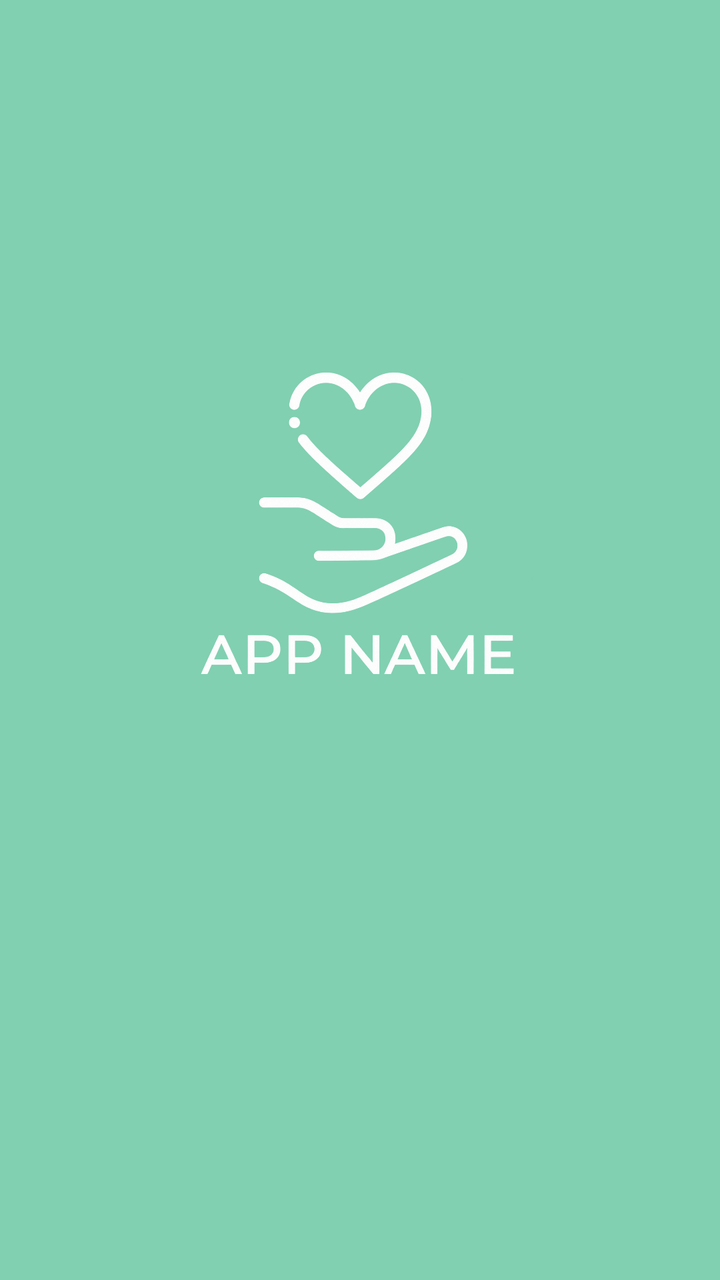
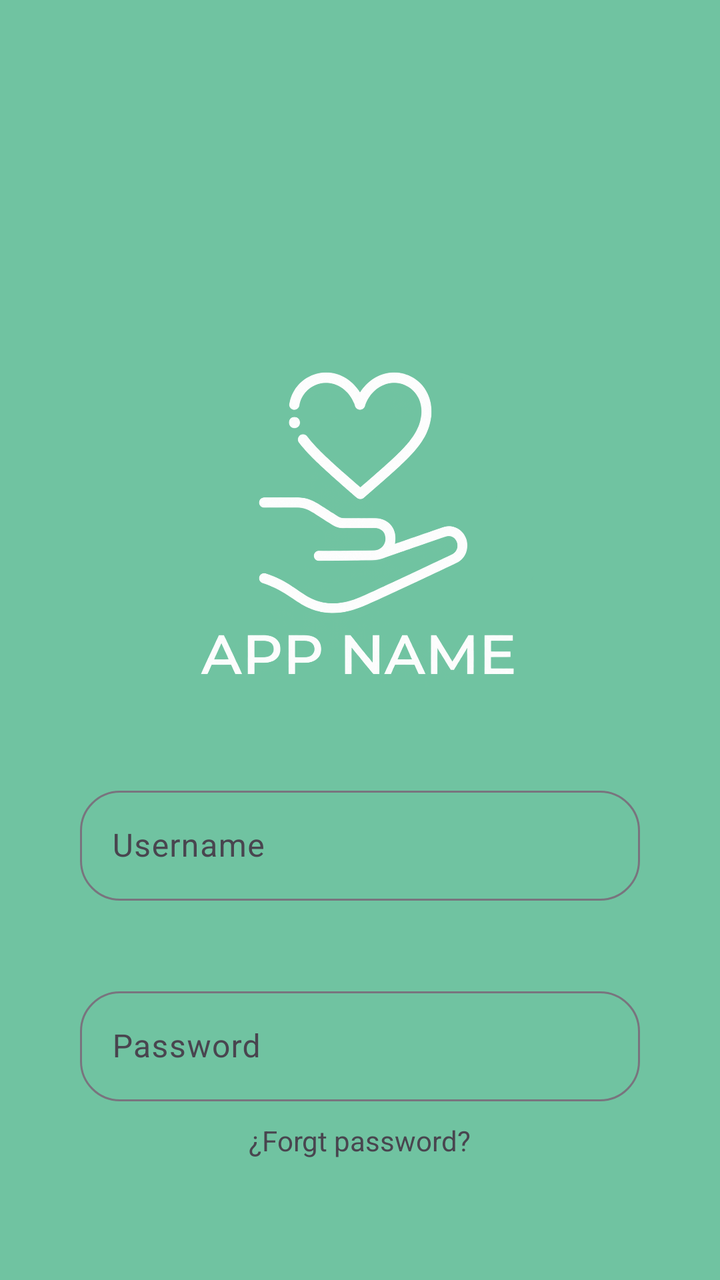

Screens rendered from an Android XML layout before and after an edit, with the pre-edit source and the edit as a unified diff.
<!-- AndroidManifest.xml: application theme Theme.MyApp -->
<!-- res/layout/activity_main.xml -->
<?xml version="1.0" encoding="utf-8"?>
<LinearLayout xmlns:android="http://schemas.android.com/apk/res/android"
    xmlns:app="http://schemas.android.com/apk/res-auto"
    xmlns:tools="http://schemas.android.com/tools"
    android:id="@+id/main"
    android:layout_width="match_parent"
    android:layout_height="match_parent"
    android:orientation="vertical"
    android:background="#80D0B1">



    <ImageView
        android:layout_width="200dp"
        android:layout_height="200dp"
        android:src="@drawable/img"
        android:layout_marginTop="150dp"
        android:layout_gravity="center"

        />





</LinearLayout>
<!-- resources referenced by this layout -->
<resources>
  <!-- drawable img: png bitmap (drawable, 307667 bytes) -->
  <style name="Theme.MyApp" parent="Base.Theme.MyApp" />
  <style name="Base.Theme.MyApp" parent="Theme.Material3.DayNight.NoActionBar">
          
          
      </style>
</resources>

<!-- the commit's change to res/layout/activity_main.xml (unified diff, before → after) -->
@@ -6,7 +6,7 @@
     android:layout_width="match_parent"
     android:layout_height="match_parent"
     android:orientation="vertical"
-    android:background="#80D0B1">
+    android:background="#70C3A1">
 
 
 
@@ -20,6 +20,62 @@
         />
 
 
+    <com.google.android.material.textfield.TextInputLayout
+        android:layout_width="match_parent"
+        app:boxCornerRadiusBottomEnd="20dp"
+        app:boxCornerRadiusBottomStart="20dp"
+        app:boxCornerRadiusTopStart="20dp"
+        app:boxCornerRadiusTopEnd="20dp"
+        android:layout_marginLeft="40dp"
+        android:layout_marginRight="40dp"
+        android:layout_marginTop="40dp"
+        android:layout_height="wrap_content">
+
+
+        <com.google.android.material.textfield.TextInputEditText
+            android:layout_width="match_parent"
+            android:layout_height="55dp"
+            android:layout_marginTop="400dp"
+            android:gravity="center_vertical"
+            android:hint="Username"
+            android:paddingStart="16dp"
+            android:paddingEnd="16dp"
+            android:textColorHint="#fff" />
+    </com.google.android.material.textfield.TextInputLayout>
+
+
+    <com.google.android.material.textfield.TextInputLayout
+        android:layout_width="match_parent"
+        app:boxCornerRadiusBottomEnd="20dp"
+        app:boxCornerRadiusBottomStart="20dp"
+        app:boxCornerRadiusTopStart="20dp"
+        app:boxCornerRadiusTopEnd="20dp"
+        android:layout_marginLeft="40dp"
+        android:layout_marginRight="40dp"
+        android:layout_marginTop="40dp"
+        android:layout_height="wrap_content">
+
+
+        <com.google.android.material.textfield.TextInputEditText
+            android:layout_width="match_parent"
+            android:layout_height="55dp"
+            android:layout_marginTop="400dp"
+            android:gravity="center_vertical"
+            android:hint="Password"
+            android:paddingStart="16dp"
+            android:paddingEnd="16dp"
+            android:textColorHint="#fff" />
+    </com.google.android.material.textfield.TextInputLayout>
+    <TextView
+        android:layout_marginTop="10dp"
+        android:layout_width="wrap_content"
+        android:layout_height="wrap_content"
+        android:layout_gravity="center_horizontal"
+        android:text="¿Forgt password?"
+
+
+        />
+
 
 
 
